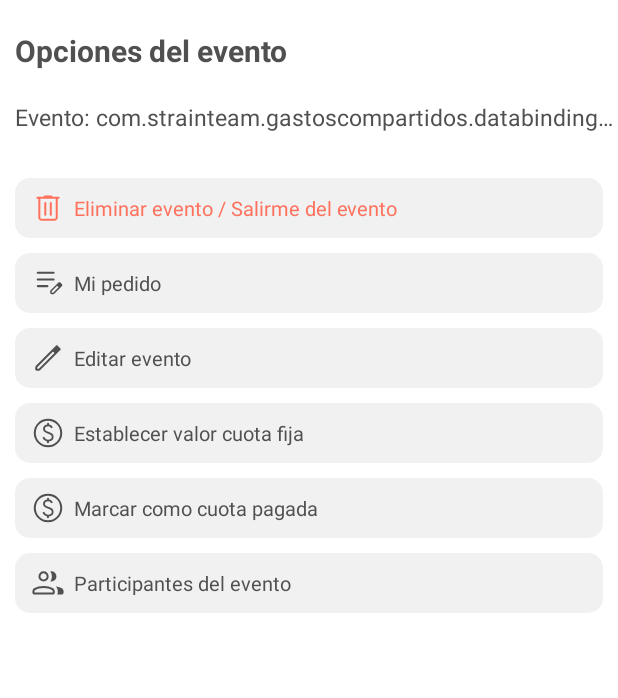
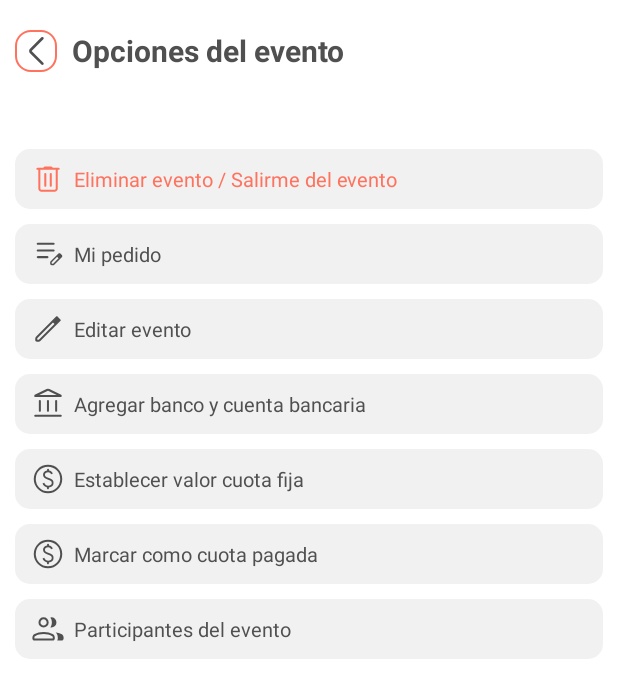
Before and after one commit to jey1322/Gastos-Compartidos, an Android app: the OptionEvents screen opened directly, with no data from a screen before it, on a phone screen of 412 x 824 dp. Shown: the top 698 px of the screen. Run offline under Robolectric (Android 15) with nearby library versions, the phone set to English and light mode, and no system bars; our stand-ins replace Firebase (no records; nobody signed in at launch, a user with empty details on screens opened directly); 4 statements that could not run were skipped.

Commit message:
funcionamiento de pantalla con roles

```diff
--- a/GastosCompartidos/app/src/main/java/com/strainteam/gastoscompartidos/view/optionEvents/OptionEvents.kt
+++ b/GastosCompartidos/app/src/main/java/com/strainteam/gastoscompartidos/view/optionEvents/OptionEvents.kt
@@ -1,15 +1,21 @@
 package com.strainteam.gastoscompartidos.view.optionEvents
 
 import android.os.Bundle
+import android.view.View
+import android.widget.Toast
 import androidx.activity.enableEdgeToEdge
+import androidx.activity.viewModels
 import androidx.appcompat.app.AppCompatActivity
 import androidx.core.view.ViewCompat
 import androidx.core.view.WindowInsetsCompat
+import androidx.lifecycle.Observer
 import com.strainteam.gastoscompartidos.R
 import com.strainteam.gastoscompartidos.databinding.ActivityOptionEventsBinding
+import com.strainteam.gastoscompartidos.viewmodel.optionEvents.OptionEventsViewModel
 
 class OptionEvents : AppCompatActivity() {
     private lateinit var binding: ActivityOptionEventsBinding
+private val viewModel : OptionEventsViewModel by viewModels()
 
     override fun onCreate(savedInstanceState: Bundle?) {
         super.onCreate(savedInstanceState)
@@ -17,7 +23,44 @@ class OptionEvents : AppCompatActivity() {
         setContentView(binding.root)
 
         val name = intent.getStringExtra("name").toString()
-        binding.tvEvent.text = "Evento: $name"
+        val id = intent.getStringExtra("id").toString()
+        binding.tvEvent.text = name
+
+        //lanzadores de eventos y Clicks
+        viewModel.getIsOrganizadorEvent(id)
+
+        binding.back.setOnClickListener {
+            finish()
+        }
+
+        //Observadores
+        viewModel.isOrganizador.observe(this, Observer {
+            if(it){
+                binding.tvEditEvent.visibility = View.VISIBLE
+                binding.tvBanco.visibility = View.VISIBLE
+                binding.tvCuotaFija.visibility = View.VISIBLE
+                binding.tvDeleteEvent.setText("Eliminar evento")
+            }else{
+                binding.tvDeleteEvent.setText("Salirme del evento (No participaré)")
+                binding.tvEditEvent.visibility = View.GONE
+                binding.tvBanco.visibility = View.GONE
+                binding.tvCuotaFija.visibility = View.GONE
+            }
+        })
+
+        viewModel.messageToast.observe(this, Observer {
+            Toast.makeText(this,it,Toast.LENGTH_LONG).show()
+        })
+
+        viewModel.showView.observe(this, Observer {
+            if(it){
+                binding.progressBar.visibility = View.GONE
+                binding.vista.visibility = View.VISIBLE
+            }else{
+                binding.progressBar.visibility = View.GONE
+                binding.vista.visibility = View.GONE
+            }
+        })
 
     }
 }
--- /dev/null
+++ b/GastosCompartidos/app/src/main/java/com/strainteam/gastoscompartidos/viewmodel/optionEvents/OptionEventsViewModel.kt
@@ -0,0 +1,37 @@
+package com.strainteam.gastoscompartidos.viewmodel.optionEvents
+
+import android.app.Application
+import androidx.lifecycle.AndroidViewModel
+import com.google.firebase.auth.FirebaseAuth
+import com.google.firebase.database.DatabaseReference
+import com.google.firebase.database.FirebaseDatabase
+import com.strainteam.gastoscompartidos.viewmodel.utils.SingleLiveEvent
+
+class OptionEventsViewModel(application: Application): AndroidViewModel(application){
+    private val context = getApplication<Application>().applicationContext
+    private lateinit var  auth: FirebaseAuth
+    private lateinit var database : FirebaseDatabase
+    private lateinit var dbEventoRef : DatabaseReference
+    val isOrganizador = SingleLiveEvent<Boolean>()
+    val showView = SingleLiveEvent<Boolean>()
+    val messageToast = SingleLiveEvent<String>()
+
+    init {
+        auth = FirebaseAuth.getInstance()
+        database= FirebaseDatabase.getInstance()
+        dbEventoRef= database.reference.child("Eventos")
+    }
+
+    fun getIsOrganizadorEvent(idEvent: String){
+        dbEventoRef.child(idEvent).child("OrganizadorId").get().addOnCompleteListener {
+            if(it.isSuccessful){
+                isOrganizador.value = it.result!!.value.toString() == auth.currentUser!!.uid
+                showView.value = true
+            }else{
+                messageToast.value = "Error: ${it.exception?.message}"
+                showView.value = false
+            }
+        }
+    }
+
+}
--- /dev/null
+++ b/GastosCompartidos/app/src/main/res/drawable/ic_banco.xml
@@ -0,0 +1,9 @@
+<vector xmlns:android="http://schemas.android.com/apk/res/android"
+    android:width="24dp"
+    android:height="24dp"
+    android:viewportWidth="960"
+    android:viewportHeight="960">
+  <path
+      android:pathData="M236,661v-262q0,-10.95 8.04,-18.97 8.03,-8.03 19,-8.03 10.96,0 18.96,8.03 8,8.02 8,18.97v262q0,10.95 -8.04,18.98 -8.03,8.02 -19,8.02 -10.96,0 -18.96,-8.02 -8,-8.03 -8,-18.98ZM452,661v-262q0,-10.95 8.04,-18.97 8.03,-8.03 19,-8.03 10.96,0 18.96,8.03 8,8.02 8,18.97v262q0,10.95 -8.04,18.98 -8.03,8.02 -19,8.02 -10.96,0 -18.96,-8.02 -8,-8.03 -8,-18.98ZM141,822q-10.95,0 -18.97,-8.04 -8.03,-8.03 -8.03,-19 0,-10.96 8.03,-18.96 8.02,-8 18.97,-8h678q10.95,0 18.97,8.04 8.03,8.03 8.03,19 0,10.96 -8.03,18.96 -8.02,8 -18.97,8L141,822ZM670,661v-262q0,-10.95 8.04,-18.97 8.03,-8.03 19,-8.03 10.96,0 18.96,8.03 8,8.02 8,18.97v262q0,10.95 -8.04,18.98 -8.03,8.02 -19,8.02 -10.96,0 -18.96,-8.02 -8,-8.03 -8,-18.98ZM821,292L136,292q-8.75,0 -15.37,-6.59 -6.63,-6.58 -6.63,-15.28v-14.42q0,-5.71 3.38,-11.61 3.37,-5.91 8.62,-8.1l317,-153q17.75,-9 36.87,-9 19.13,0 37.13,9l315,152q5,4 9.5,9t4.5,13.07v10.19q0,10.74 -7,17.74 -7,7 -18,7ZM246,238h468,-468ZM246,238h468L494,132q-7,-3 -14,-3t-14,3L246,238Z"
+      android:fillColor="@color/text"/>
+</vector>
--- a/GastosCompartidos/app/src/main/res/layout/activity_option_events.xml
+++ b/GastosCompartidos/app/src/main/res/layout/activity_option_events.xml
@@ -13,6 +13,22 @@
         android:layout_height="match_parent"
         android:orientation="vertical">
 
+        <androidx.constraintlayout.widget.ConstraintLayout
+            android:layout_width="match_parent"
+            android:layout_height="wrap_content">
+
+            <TextView
+                android:layout_width="wrap_content"
+                android:layout_height="wrap_content"
+                android:id="@+id/back"
+                android:drawableStart="@drawable/ic_back"
+                android:background="@drawable/button_cancel"
+                android:padding="2dp"
+                app:layout_constraintTop_toTopOf="parent"
+                app:layout_constraintStart_toStartOf="parent"
+                android:layout_marginTop="20dp"
+                android:layout_marginStart="10dp"/>
+
             <TextView
                 android:layout_width="wrap_content"
                 android:layout_height="wrap_content"
@@ -21,7 +37,11 @@
                 android:textSize="20dp"
                 android:textStyle="bold"
                 android:layout_marginTop="20dp"
-            android:layout_marginStart="10dp"/>
+                android:layout_marginStart="10dp"
+                app:layout_constraintTop_toTopOf="parent"
+                app:layout_constraintStart_toEndOf="@id/back"/>
+
+        </androidx.constraintlayout.widget.ConstraintLayout>
 
         <TextView
             android:layout_width="wrap_content"
@@ -35,6 +55,22 @@
             android:layout_marginTop="20dp"
             android:layout_marginStart="10dp"/>
 
+        <ProgressBar
+            android:layout_width="30dp"
+            android:layout_height="30dp"
+            android:layout_marginTop="40dp"
+            android:id="@+id/progressBar"
+            android:layout_gravity="center"
+            android:visibility="visible"
+            android:indeterminate="true"/>
+
+        <LinearLayout
+            android:layout_width="match_parent"
+            android:layout_height="match_parent"
+            android:visibility="gone"
+            android:id="@+id/vista"
+            android:orientation="vertical">
+
             <TextView
                 android:layout_width="match_parent"
                 android:layout_height="40dp"
@@ -47,7 +83,7 @@
                 android:textColor="@color/Background"
                 android:textSize="13dp"
                 android:layout_marginHorizontal="10dp"
-            android:layout_marginTop="30dp"
+                android:layout_marginTop="10dp"
                 android:id="@+id/tvDeleteEvent"/>
 
             <TextView
@@ -79,6 +115,21 @@
                 android:layout_marginHorizontal="10dp"
                 android:layout_marginTop="10dp"
                 android:id="@+id/tvEditEvent"/>
+
+            <TextView
+                android:layout_width="match_parent"
+                android:layout_height="40dp"
+                android:text="Agregar banco y cuenta bancaria"
+                android:drawableStart="@drawable/ic_banco"
+                android:gravity="center_vertical"
+                android:drawablePadding="5dp"
+                android:paddingHorizontal="10dp"
+                android:background="@drawable/edittext"
+                android:textColor="@color/text"
+                android:textSize="13dp"
+                android:layout_marginHorizontal="10dp"
+                android:layout_marginTop="10dp"
+                android:id="@+id/tvBanco"/>
 
             <TextView
                 android:layout_width="match_parent"
@@ -128,4 +179,8 @@
 
         </LinearLayout>
 
+    </LinearLayout>
+
+
+
 </ScrollView>
```
Lines whose indentation alone changed are shown as unchanged.
